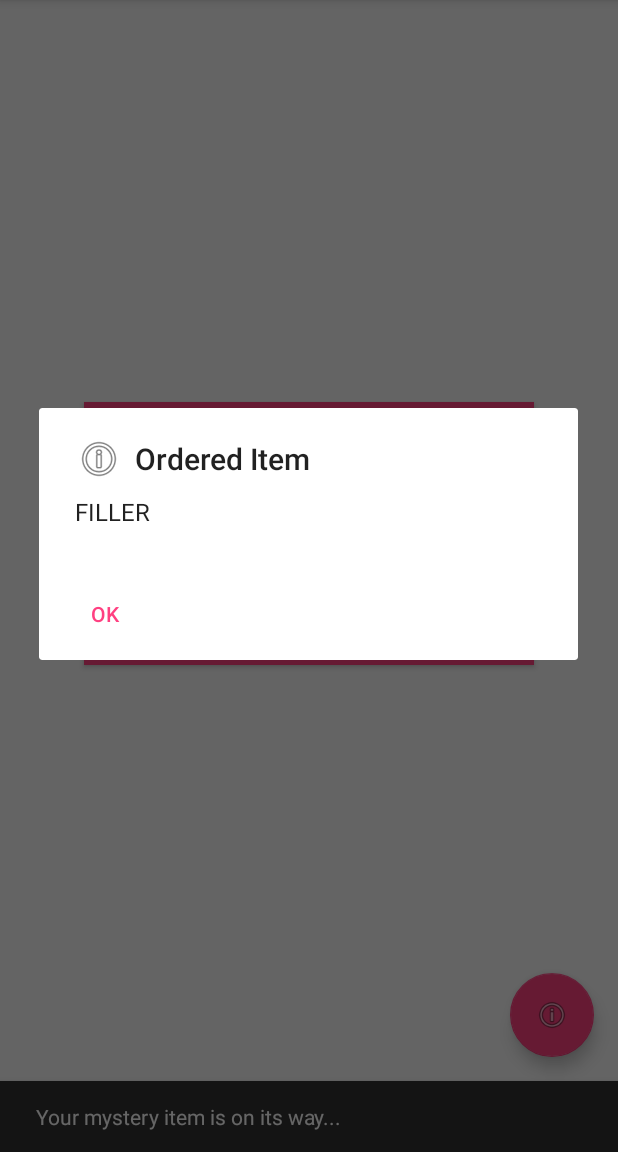
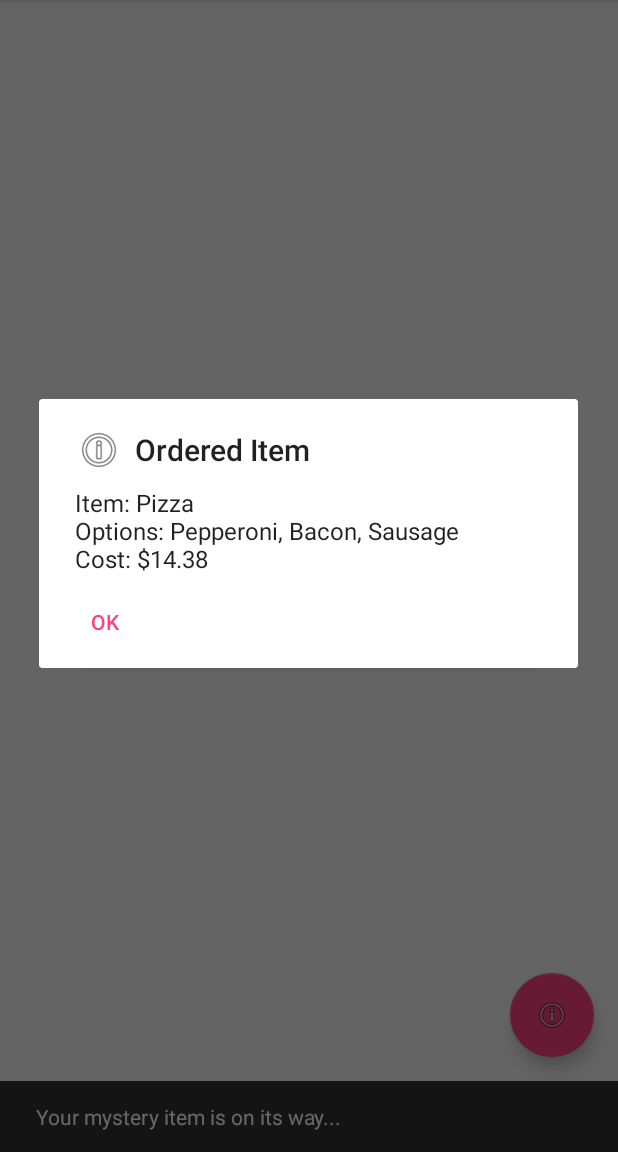
Before and after one commit to stefprez/food_now, an Android app: the screen it shows after launch (MainActivity), after a tap on an icon or button, on a phone screen of 412 x 824 dp, the part 84-1236 px from its top. Run offline under Robolectric (Android 15) with nearby library versions, the phone set to English and light mode, and no system bars; libraries missing offline, so code that uses them is left out: com.squareup.okhttp; 1 other tap on this screen came first.

Commit message:
Updated Filler text

```diff
--- a/FoodNow/app/src/main/java/com/example/foodnow/MainActivity.java
+++ b/FoodNow/app/src/main/java/com/example/foodnow/MainActivity.java
@@ -43,7 +43,7 @@ public class MainActivity extends AppCompatActivity {
         infoButton.setOnClickListener(new View.OnClickListener() {
             @Override
             public void onClick(View v) {
-                String orderedItemDetails = "FILLER";
+                String orderedItemDetails = "Item: Pizza\nOptions: Pepperoni, Bacon, Sausage\nCost: $14.38";
                 new AlertDialog.Builder(context)
                         .setTitle("Ordered Item")
                         .setMessage(orderedItemDetails)
```
